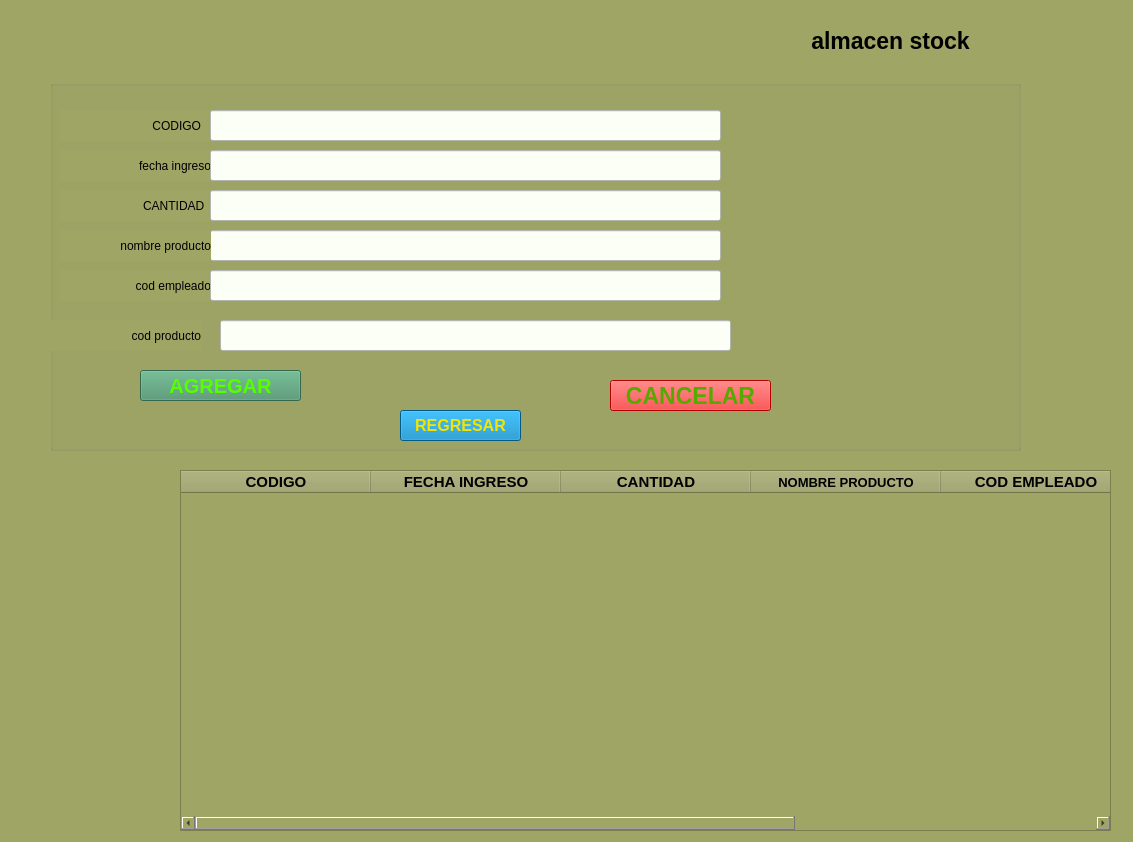
Old version of the form view/registrarstock.ui in the repository arturito76/proyecto.
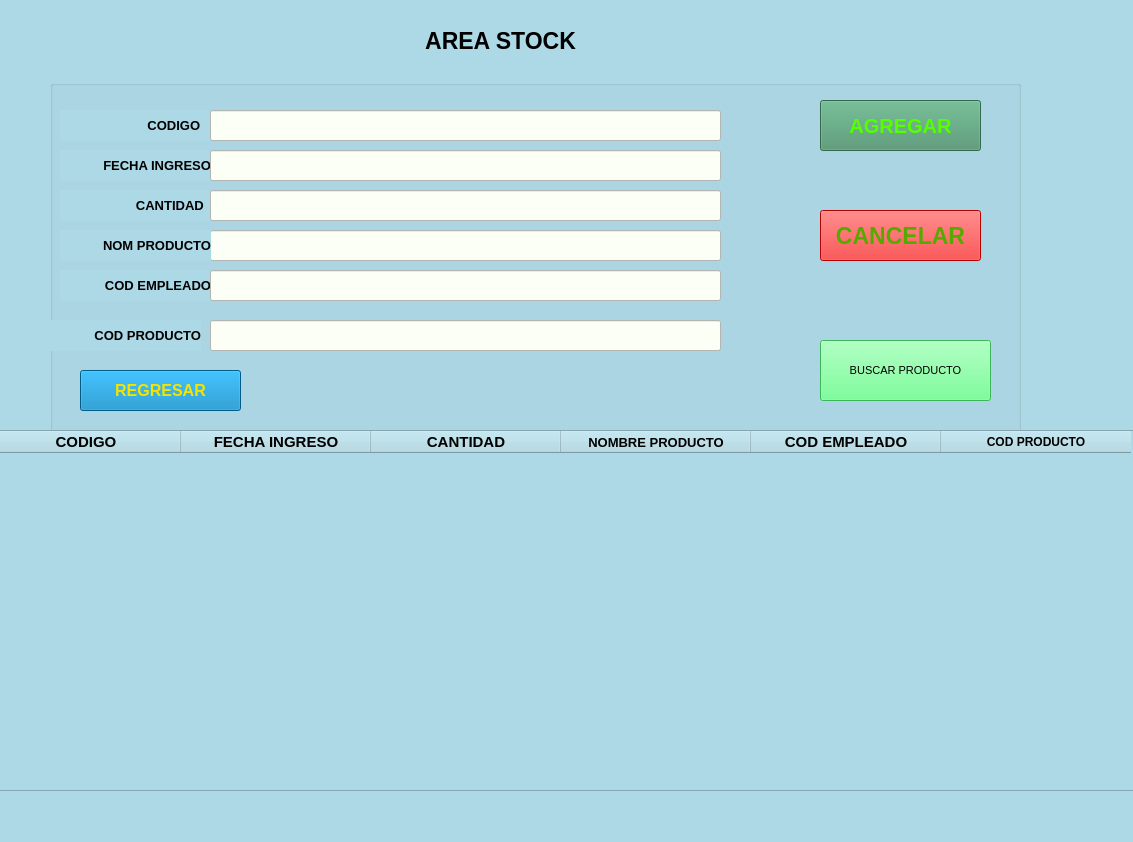
New version of the form.

Diff of the .ui file:
```diff
--- a/view/registrarstock.ui
+++ b/view/registrarstock.ui
@@ -14,13 +14,14 @@
    <string>MainWindow</string>
   </property>
   <property name="styleSheet">
-   <string notr="true">background-color: rgb(159, 165, 101);</string>
+   <string notr="true">background-color: #ADD8E6; /* Azul Claro */
+</string>
   </property>
   <widget class="QWidget" name="centralwidget">
    <widget class="QLabel" name="label">
     <property name="geometry">
      <rect>
-      <x>550</x>
+      <x>160</x>
       <y>20</y>
       <width>681</width>
       <height>41</height>
@@ -34,7 +35,7 @@
      </font>
     </property>
     <property name="text">
-     <string>almacen stock</string>
+     <string>AREA STOCK</string>
     </property>
     <property name="alignment">
      <set>Qt::AlignCenter</set>
@@ -64,6 +65,13 @@
        <height>31</height>
       </rect>
      </property>
+     <property name="font">
+      <font>
+       <pointsize>10</pointsize>
+       <weight>75</weight>
+       <bold>true</bold>
+      </font>
+     </property>
      <property name="text">
       <string>CODIGO   </string>
      </property>
@@ -96,8 +104,15 @@
        <height>31</height>
       </rect>
      </property>
+     <property name="font">
+      <font>
+       <pointsize>10</pointsize>
+       <weight>75</weight>
+       <bold>true</bold>
+      </font>
+     </property>
      <property name="text">
-      <string>fecha ingreso</string>
+      <string>FECHA INGRESO</string>
      </property>
      <property name="alignment">
       <set>Qt::AlignRight|Qt::AlignTrailing|Qt::AlignVCenter</set>
@@ -128,6 +143,13 @@
        <height>31</height>
       </rect>
      </property>
+     <property name="font">
+      <font>
+       <pointsize>10</pointsize>
+       <weight>75</weight>
+       <bold>true</bold>
+      </font>
+     </property>
      <property name="text">
       <string>CANTIDAD  </string>
      </property>
@@ -176,8 +198,15 @@
        <height>31</height>
       </rect>
      </property>
+     <property name="font">
+      <font>
+       <pointsize>10</pointsize>
+       <weight>75</weight>
+       <bold>true</bold>
+      </font>
+     </property>
      <property name="text">
-      <string>nombre producto</string>
+      <string>NOM PRODUCTO</string>
      </property>
      <property name="alignment">
       <set>Qt::AlignRight|Qt::AlignTrailing|Qt::AlignVCenter</set>
@@ -192,8 +221,15 @@
        <height>31</height>
       </rect>
      </property>
+     <property name="font">
+      <font>
+       <pointsize>10</pointsize>
+       <weight>75</weight>
+       <bold>true</bold>
+      </font>
+     </property>
      <property name="text">
-      <string>cod empleado</string>
+      <string>COD EMPLEADO</string>
      </property>
      <property name="alignment">
       <set>Qt::AlignRight|Qt::AlignTrailing|Qt::AlignVCenter</set>
@@ -218,10 +254,10 @@
     <widget class="QPushButton" name="agregarstock">
      <property name="geometry">
       <rect>
-       <x>90</x>
-       <y>290</y>
+       <x>770</x>
+       <y>20</y>
        <width>161</width>
-       <height>31</height>
+       <height>51</height>
       </rect>
      </property>
      <property name="font">
@@ -242,10 +278,10 @@
     <widget class="QPushButton" name="cancelarstock">
      <property name="geometry">
       <rect>
-       <x>560</x>
-       <y>300</y>
+       <x>770</x>
+       <y>130</y>
        <width>161</width>
-       <height>31</height>
+       <height>51</height>
       </rect>
      </property>
      <property name="font">
@@ -266,10 +302,10 @@
     <widget class="QPushButton" name="regresar1">
      <property name="geometry">
       <rect>
-       <x>350</x>
-       <y>330</y>
-       <width>121</width>
-       <height>31</height>
+       <x>30</x>
+       <y>290</y>
+       <width>161</width>
+       <height>41</height>
       </rect>
      </property>
      <property name="font">
@@ -296,8 +332,15 @@
        <height>31</height>
       </rect>
      </property>
+     <property name="font">
+      <font>
+       <pointsize>10</pointsize>
+       <weight>75</weight>
+       <bold>true</bold>
+      </font>
+     </property>
      <property name="text">
-      <string>cod producto</string>
+      <string>COD PRODUCTO</string>
      </property>
      <property name="alignment">
       <set>Qt::AlignRight|Qt::AlignTrailing|Qt::AlignVCenter</set>
@@ -306,7 +349,7 @@
     <widget class="QLineEdit" name="codproductostock">
      <property name="geometry">
       <rect>
-       <x>170</x>
+       <x>160</x>
        <y>240</y>
        <width>511</width>
        <height>31</height>
@@ -319,13 +362,40 @@
       <set>Qt::AlignCenter</set>
      </property>
     </widget>
+    <widget class="QPushButton" name="buscarproducto">
+     <property name="geometry">
+      <rect>
+       <x>770</x>
+       <y>260</y>
+       <width>171</width>
+       <height>61</height>
+      </rect>
+     </property>
+     <property name="font">
+      <font>
+       <family>MS Sans Serif</family>
+       <pointsize>8</pointsize>
+       <weight>50</weight>
+       <italic>false</italic>
+       <bold>false</bold>
+      </font>
+     </property>
+     <property name="styleSheet">
+      <string notr="true">background-color: rgb(85, 255, 127);
+selection-background-color: rgb(170, 170, 127);
+font: 8pt &quot;MS Sans Serif&quot;;</string>
+     </property>
+     <property name="text">
+      <string>BUSCAR PRODUCTO</string>
+     </property>
+    </widget>
    </widget>
    <widget class="QTableWidget" name="tablastock">
     <property name="geometry">
      <rect>
-      <x>180</x>
-      <y>470</y>
-      <width>931</width>
+      <x>-10</x>
+      <y>430</y>
+      <width>1171</width>
       <height>361</height>
      </rect>
     </property>
```
